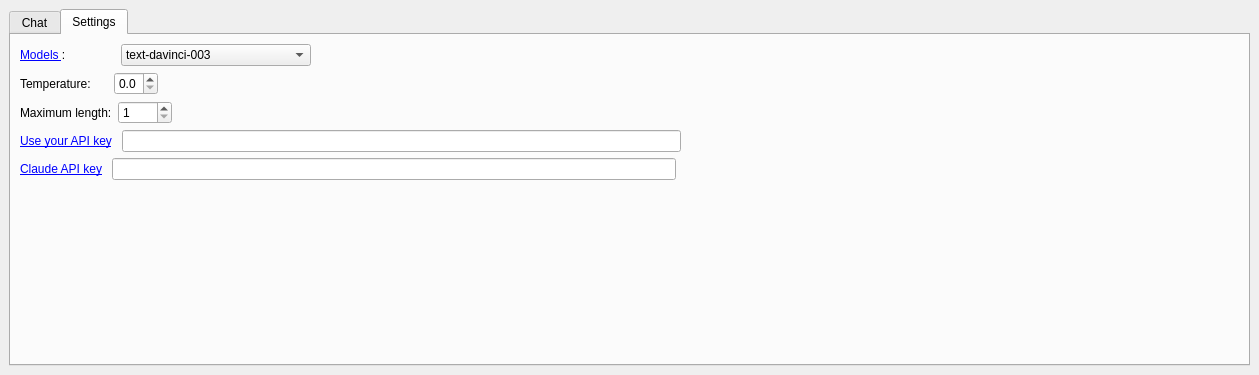
Above: geogenie_dialog_base.ui from TRON-151/GeoAgent before the change. Below: the same form after it.
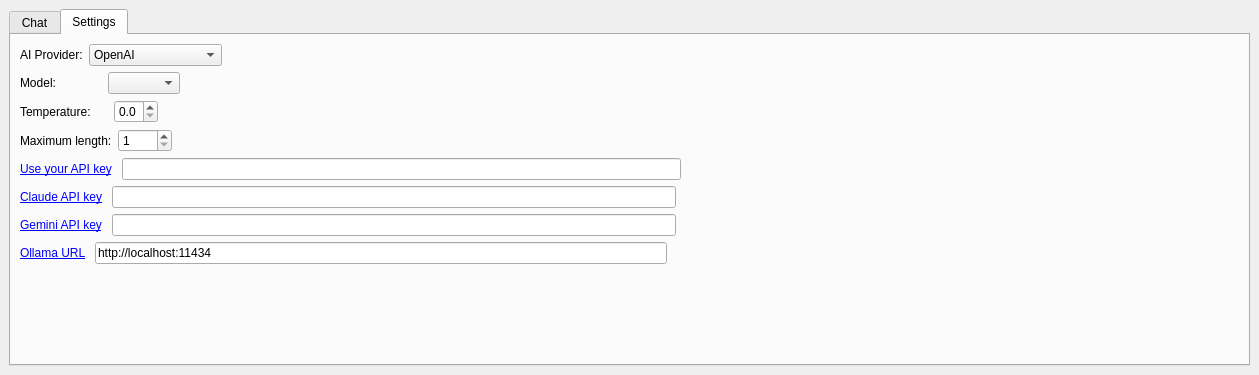
That is the form after the change. The open tabs and pages were chosen to show the change. Custom widgets are drawn as their Qt base class.

Commit message: fixed issues with Models

The edit to the form file:
```diff
--- a/geogenie_dialog_base.ui
+++ b/geogenie_dialog_base.ui
@@ -310,6 +310,63 @@
        <layout class="QVBoxLayout" name="verticalLayout_3">
         <item>
          <layout class="QVBoxLayout" name="verticalLayout_2">
+          <item>
+           <layout class="QHBoxLayout" name="provider_layout">
+            <item>
+             <widget class="QLabel" name="provider_label">
+              <property name="toolTip">
+               <string>Select the AI provider for language model processing.</string>
+              </property>
+              <property name="text">
+               <string>AI Provider:</string>
+              </property>
+             </widget>
+            </item>
+            <item>
+             <widget class="QComboBox" name="provider_combo">
+              <property name="sizePolicy">
+               <sizepolicy hsizetype="Preferred" vsizetype="Fixed">
+                <horstretch>0</horstretch>
+                <verstretch>0</verstretch>
+               </sizepolicy>
+              </property>
+              <item>
+               <property name="text">
+                <string>OpenAI</string>
+               </property>
+              </item>
+              <item>
+               <property name="text">
+                <string>Anthropic (Claude)</string>
+               </property>
+              </item>
+              <item>
+               <property name="text">
+                <string>Google (Gemini)</string>
+               </property>
+              </item>
+              <item>
+               <property name="text">
+                <string>Ollama (Local)</string>
+               </property>
+              </item>
+             </widget>
+            </item>
+            <item>
+             <spacer name="provider_spacer">
+              <property name="orientation">
+               <enum>Qt::Horizontal</enum>
+              </property>
+              <property name="sizeHint" stdset="0">
+               <size>
+                <width>40</width>
+                <height>20</height>
+               </size>
+              </property>
+             </spacer>
+            </item>
+           </layout>
+          </item>
           <item>
            <layout class="QHBoxLayout" name="horizontalLayout_6">
             <item>
@@ -318,10 +375,7 @@
                <string>The model which will generate the completion.</string>
               </property>
               <property name="text">
-               <string>&lt;a href=&quot;https://platform.openai.com/docs/models/overview&quot;&gt;Models &lt;/a&gt;:   </string>
-              </property>
-              <property name="openExternalLinks">
-               <bool>true</bool>
+               <string>Model:</string>
               </property>
              </widget>
             </item>
@@ -355,76 +409,6 @@
               <property name="sizeAdjustPolicy">
                <enum>QComboBox::AdjustToContents</enum>
               </property>
-              <item>
-               <property name="text">
-                <string>text-davinci-003</string>
-               </property>
-              </item>
-              <item>
-               <property name="text">
-                <string>gpt-4</string>
-               </property>
-              </item>
-              <item>
-               <property name="text">
-                <string>gpt-3.5-turbo</string>
-               </property>
-              </item>
-              <item>
-               <property name="text">
-                <string>gpt-3.5-turbo-0301</string>
-               </property>
-              </item>
-              <item>
-               <property name="text">
-                <string>text-curie-001</string>
-               </property>
-              </item>
-              <item>
-               <property name="text">
-                <string>text-babbage-001</string>
-               </property>
-              </item>
-              <item>
-               <property name="text">
-                <string>text-ada-001</string>
-               </property>
-              </item>
-              <item>
-               <property name="text">
-                <string>code-davinci-002</string>
-               </property>
-              </item>
-              <item>
-               <property name="text">
-                <string>code-cushman-001</string>
-               </property>
-              </item>
-              <item>
-               <property name="text">
-                <string>claude-3-5-sonnet-20241022</string>
-               </property>
-              </item>
-              <item>
-               <property name="text">
-                <string>claude-3-5-haiku-20241022</string>
-               </property>
-              </item>
-              <item>
-               <property name="text">
-                <string>claude-3-opus-20240229</string>
-               </property>
-              </item>
-              <item>
-               <property name="text">
-                <string>claude-3-sonnet-20240229</string>
-               </property>
-              </item>
-              <item>
-               <property name="text">
-                <string>claude-3-haiku-20240307</string>
-               </property>
-              </item>
              </widget>
             </item>
             <item>
@@ -594,6 +578,85 @@
             </item>
            </layout>
           </item>
+          <item>
+           <layout class="QHBoxLayout" name="gemini_api_layout">
+            <item>
+             <widget class="QLabel" name="gemini_label">
+              <property name="toolTip">
+               <string>Google Gemini API key for Google models</string>
+              </property>
+              <property name="text">
+               <string>&lt;a href=&quot;https://makersuite.google.com/app/apikey&quot;&gt;Gemini API key&lt;/a&gt; </string>
+              </property>
+              <property name="wordWrap">
+               <bool>true</bool>
+              </property>
+              <property name="openExternalLinks">
+               <bool>true</bool>
+              </property>
+             </widget>
+            </item>
+            <item>
+             <widget class="QgsPasswordLineEdit" name="gemini_apikey"/>
+            </item>
+            <item>
+             <spacer name="gemini_spacer">
+              <property name="orientation">
+               <enum>Qt::Horizontal</enum>
+              </property>
+              <property name="sizeHint" stdset="0">
+               <size>
+                <width>40</width>
+                <height>20</height>
+               </size>
+              </property>
+             </spacer>
+            </item>
+           </layout>
+          </item>
+          <item>
+           <layout class="QHBoxLayout" name="ollama_api_layout">
+            <item>
+             <widget class="QLabel" name="ollama_label">
+              <property name="toolTip">
+               <string>Ollama server URL for local model inference</string>
+              </property>
+              <property name="text">
+               <string>&lt;a href=&quot;https://ollama.ai/&quot;&gt;Ollama URL&lt;/a&gt; </string>
+              </property>
+              <property name="wordWrap">
+               <bool>true</bool>
+              </property>
+              <property name="openExternalLinks">
+               <bool>true</bool>
+              </property>
+             </widget>
+            </item>
+            <item>
+             <widget class="QLineEdit" name="ollama_url">
+              <property name="text">
+               <string>http://localhost:11434</string>
+              </property>
+              <property name="placeholderText">
+               <string>http://localhost:11434</string>
+              </property>
+             </widget>
+            </item>
+            <item>
+             <spacer name="ollama_spacer">
+              <property name="orientation">
+               <enum>Qt::Horizontal</enum>
+              </property>
+              <property name="sizeHint" stdset="0">
+               <size>
+                <width>40</width>
+                <height>20</height>
+               </size>
+              </property>
+             </spacer>
+            </item>
+           </layout>
+          </item>
           <item>
            <spacer name="verticalSpacer">
             <property name="orientation">
```
The commit also changes 5 other files.
